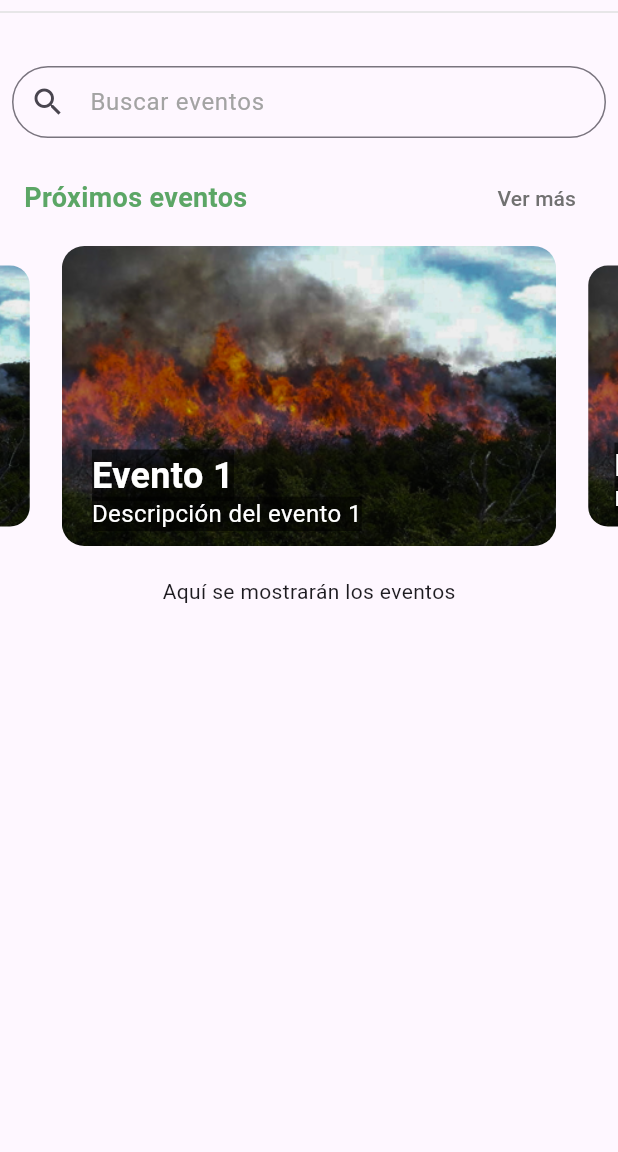
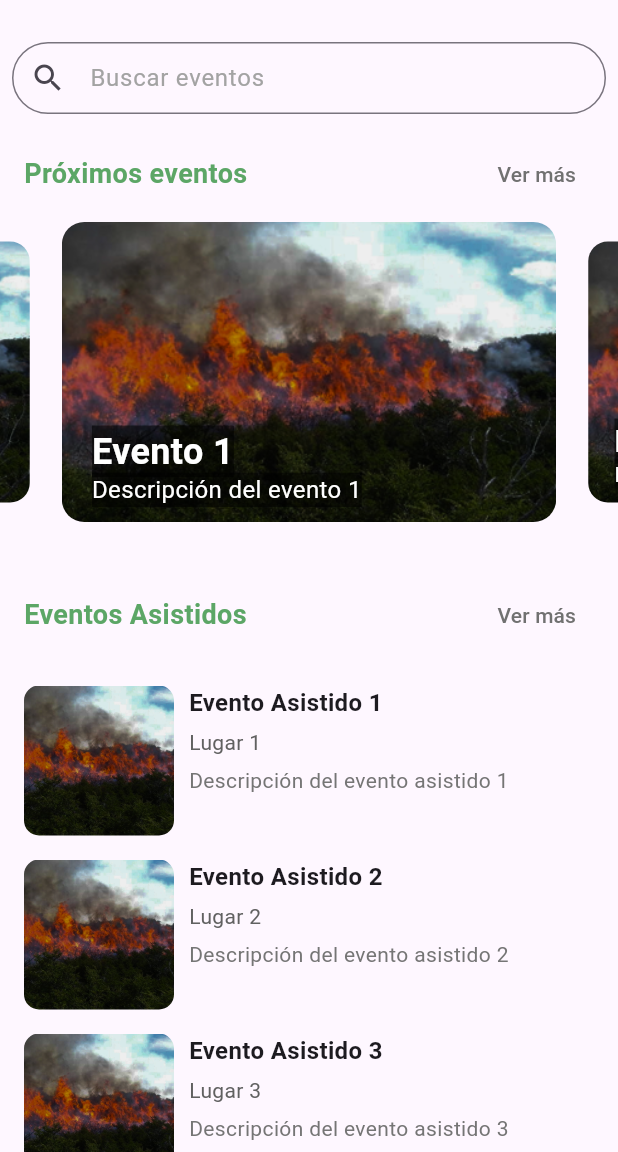
Before and after one commit to andresjuarez1/WiCare-by-Kiwi-Tech, a Flutter app: the VolunteerPage screen opened directly, on a phone screen of 412 x 824 dp, the part 84-1236 px from its top. Run offline on Flutter 3.47's test engine with Material 3 defaults, Android fonts, the light colour scheme and no system bars; drawn by our look-alikes of carousel_slider.

Commit message:
landing volunteer | changes and components added

```diff
--- /dev/null
+++ b/lib/landing/volunteer/components/attended_events_list.dart
@@ -0,0 +1,99 @@
+import 'package:flutter/material.dart';
+
+class AttendedEventsList extends StatelessWidget {
+  final List<Map<String, String>> attendedEvents;
+
+  AttendedEventsList({required this.attendedEvents});
+
+  @override
+  Widget build(BuildContext context) {
+    return Column(
+      children: [
+        SizedBox(height: 18.0),
+        Padding(
+          padding: const EdgeInsets.symmetric(horizontal: 16.0),
+          child: Row(
+            mainAxisAlignment: MainAxisAlignment.spaceBetween,
+            children: [
+              Text(
+                'Eventos Asistidos',
+                style: TextStyle(
+                  fontSize: 18,
+                  fontWeight: FontWeight.bold,
+                  color: Color(0xFF5CA666),
+                ),
+              ),
+              TextButton(
+                onPressed: () {
+                  // acción del botón ver más
+                },
+                child: Text(
+                  'Ver más',
+                  style: TextStyle(fontSize: 14, color: Color(0xFF717171)),
+                ),
+              ),
+            ],
+          ),
+        ),
+        SizedBox(height: 15.0),
+        ListView.builder(
+          physics: NeverScrollableScrollPhysics(),
+          shrinkWrap: true,
+          itemCount: attendedEvents.length,
+          itemBuilder: (BuildContext context, int index) {
+            final event = attendedEvents[index];
+            return Padding(
+              padding:
+                  const EdgeInsets.symmetric(horizontal: 16.0, vertical: 8.0),
+              child: Row(
+                crossAxisAlignment: CrossAxisAlignment.start,
+                children: [
+                  ClipRRect(
+                    borderRadius: BorderRadius.circular(10.0),
+                    child: Image.asset(
+                      event['image']!,
+                      width: 100,
+                      height: 100,
+                      fit: BoxFit.cover,
+                    ),
+                  ),
+                  SizedBox(width: 10.0),
+                  Expanded(
+                    child: Column(
+                      crossAxisAlignment: CrossAxisAlignment.start,
+                      children: [
+                        Text(
+                          event['title']!,
+                          style: TextStyle(
+                            fontSize: 16.0,
+                            fontWeight: FontWeight.bold,
+                          ),
+                        ),
+                        SizedBox(height: 5.0),
+                        Text(
+                          event['location']!,
+                          style: TextStyle(
+                            fontSize: 14.0,
+                            color: Colors.grey[700],
+                          ),
+                        ),
+                        SizedBox(height: 5.0),
+                        Text(
+                          event['description']!,
+                          style: TextStyle(
+                            fontSize: 14.0,
+                            color: Colors.grey[600],
+                          ),
+                        ),
+                      ],
+                    ),
+                  ),
+                ],
+              ),
+            );
+          },
+        ),
+      ],
+    );
+  }
+}
--- /dev/null
+++ b/lib/landing/volunteer/components/custom_drawer.dart
@@ -0,0 +1,54 @@
+import 'package:flutter/material.dart';
+import '../../../login/login_page.dart';
+
+class CustomDrawer extends StatelessWidget {
+  @override
+  Widget build(BuildContext context) {
+    return Drawer(
+      child: Container(
+        color: Color(0xFFD3FFD4),
+        child: ListView(
+          padding: EdgeInsets.zero,
+          children: [
+            SizedBox(height: 60.0),
+            Container(
+              color: Color(0xFFD3FFD4),
+              padding: EdgeInsets.all(16.0),
+              child: Align(
+                alignment: Alignment.center,
+                child: Image.asset(
+                  'assets/wicare-logo-inicio.png',
+                  width: 150,
+                ),
+              ),
+            ),
+            ListTile(
+              leading: Icon(Icons.home),
+              title: Text('Inicio'),
+              onTap: () {
+                Navigator.pop(context);
+              },
+            ),
+            ListTile(
+              leading: Icon(Icons.settings),
+              title: Text('Configuración'),
+              onTap: () {
+                Navigator.pop(context);
+              },
+            ),
+            ListTile(
+              leading: Icon(Icons.logout),
+              title: Text('Cerrar sesión'),
+              onTap: () {
+                Navigator.pushReplacement(
+                  context,
+                  MaterialPageRoute(builder: (context) => LoginPage()),
+                );
+              },
+            ),
+          ],
+        ),
+      ),
+    );
+  }
+}
--- /dev/null
+++ b/lib/landing/volunteer/components/navbar.dart
@@ -0,0 +1,56 @@
+import 'package:flutter/material.dart';
+
+class Navbar extends StatelessWidget implements PreferredSizeWidget {
+  @override
+  Size get preferredSize => Size.fromHeight(kToolbarHeight);
+
+  @override
+  Widget build(BuildContext context) {
+    return AppBar(
+      backgroundColor: Color(0xFFFFFFFF),
+      leading: Builder(
+        builder: (context) {
+          return IconButton(
+            icon: Container(
+              decoration: BoxDecoration(
+                color: Color(0xFF5CA666),
+                borderRadius: BorderRadius.circular(10.0),
+              ),
+              padding: EdgeInsets.all(8.0),
+              child: Icon(Icons.menu, color: Colors.white),
+            ),
+            onPressed: () {
+              Scaffold.of(context).openDrawer();
+            },
+          );
+        },
+      ),
+      title: Text(
+        'Bienvenido, usuario',
+        style: TextStyle(color: Colors.black, fontSize: 18),
+      ),
+      centerTitle: true,
+      actions: [
+        Padding(
+          padding: const EdgeInsets.only(right: 16.0),
+          child: ClipOval(
+            child: Material(
+              color: Colors.transparent,
+              child: InkWell(
+                onTap: () {
+                  // botón a la página de perfil
+                },
+                child: Image.asset(
+                  'assets/perfil_volunteer.jpg',
+                  width: 35.0,
+                  height: 35.0,
+                  fit: BoxFit.cover,
+                ),
+              ),
+            ),
+          ),
+        ),
+      ],
+    );
+  }
+}
--- /dev/null
+++ b/lib/landing/volunteer/components/search_events.dart
@@ -0,0 +1,26 @@
+import 'package:flutter/material.dart';
+
+class SearchEvents extends StatelessWidget {
+  final Function(String) onChanged;
+
+  SearchEvents({required this.onChanged});
+
+  @override
+  Widget build(BuildContext context) {
+    return Padding(
+      padding: const EdgeInsets.all(8.0),
+      child: TextField(
+        decoration: InputDecoration(
+          labelText: 'Buscar eventos',
+          border: OutlineInputBorder(
+            borderRadius: BorderRadius.circular(25.0),
+          ),
+          prefixIcon: Icon(Icons.search),
+          contentPadding: EdgeInsets.symmetric(vertical: 10.0, horizontal: 16.0),
+          labelStyle: TextStyle(color: Color(0xFFA3A3A3)),
+        ),
+        onChanged: onChanged,
+      ),
+    );
+  }
+}
--- /dev/null
+++ b/lib/landing/volunteer/components/upcoming_events_carousel.dart
@@ -0,0 +1,98 @@
+import 'package:flutter/material.dart';
+import 'package:carousel_slider/carousel_slider.dart';
+// import 'noticia.dart';
+
+class UpcomingEventsCarousel extends StatelessWidget {
+  final List<Map<String, String>> imgList;
+  final Function(BuildContext, String) navigateToEvent;
+
+  UpcomingEventsCarousel({required this.imgList, required this.navigateToEvent});
+
+  @override
+  Widget build(BuildContext context) {
+    return Column(
+      children: [
+        Padding(
+          padding: const EdgeInsets.symmetric(horizontal: 16.0, vertical: 8.0),
+          child: Row(
+            mainAxisAlignment: MainAxisAlignment.spaceBetween,
+            children: [
+              Text(
+                'Próximos eventos',
+                style: TextStyle(
+                  fontSize: 18,
+                  fontWeight: FontWeight.bold,
+                  color: Color(0xFF5CA666),
+                ),
+              ),
+              TextButton(
+                onPressed: () {
+                  // acción del botón ver más
+                },
+                child: Text(
+                  'Ver más',
+                  style: TextStyle(fontSize: 14, color: Color(0xFF717171)),
+                ),
+              ),
+            ],
+          ),
+        ),
+        CarouselSlider(
+          options: CarouselOptions(
+            height: 200.0,
+            autoPlay: true,
+            enlargeCenterPage: true,
+          ),
+          items: imgList.map((item) {
+            return Builder(
+              builder: (BuildContext context) {
+                return InkWell(
+                  onTap: () {
+                    navigateToEvent(context, item['title']!);
+                  },
+                  child: Stack(
+                    children: [
+                      ClipRRect(
+                        borderRadius: BorderRadius.circular(15.0),
+                        child: Image.asset(
+                          item['image']!,
+                          fit: BoxFit.cover,
+                          width: 1000,
+                        ),
+                      ),
+                      Positioned(
+                        bottom: 30.0,
+                        left: 20.0,
+                        child: Text(
+                          item['title']!,
+                          style: TextStyle(
+                            color: Colors.white,
+                            fontSize: 24.0,
+                            fontWeight: FontWeight.bold,
+                            backgroundColor: Colors.black54,
+                          ),
+                        ),
+                      ),
+                      Positioned(
+                        bottom: 10.0,
+                        left: 20.0,
+                        child: Text(
+                          item['subtitle']!,
+                          style: TextStyle(
+                            color: Colors.white,
+                            fontSize: 16.0,
+                            backgroundColor: Colors.black54,
+                          ),
+                        ),
+                      ),
+                    ],
+                  ),
+                );
+              },
+            );
+          }).toList(),
+        ),
+      ],
+    );
+  }
+}
--- a/lib/landing/volunteer/main_volunteer.dart
+++ b/lib/landing/volunteer/main_volunteer.dart
@@ -1,6 +1,9 @@
 import 'package:flutter/material.dart';
-import 'package:carousel_slider/carousel_slider.dart';
-import '../../login/login_page.dart';
+import 'components/navbar.dart';
+import './components/custom_drawer.dart';
+import './components/search_events.dart';
+import './components/upcoming_events_carousel.dart';
+import './components/attended_events_list.dart';
 import 'noticia.dart';
 
 class VolunteerPage extends StatelessWidget {
@@ -22,6 +25,27 @@ class VolunteerPage extends StatelessWidget {
     },
   ];
 
+  final List<Map<String, String>> attendedEvents = [
+    {
+      'image': 'assets/carrusel-image1.png',
+      'title': 'Evento Asistido 1',
+      'location': 'Lugar 1',
+      'description': 'Descripción del evento asistido 1'
+    },
+    {
+      'image': 'assets/carrusel-image1.png',
+      'title': 'Evento Asistido 2',
+      'location': 'Lugar 2',
+      'description': 'Descripción del evento asistido 2'
+    },
+    {
+      'image': 'assets/carrusel-image1.png',
+      'title': 'Evento Asistido 3',
+      'location': 'Lugar 3',
+      'description': 'Descripción del evento asistido 3'
+    },
+  ];
+
   void _navigateToEvent(BuildContext context, String title) {
     Navigator.push(
       context,
@@ -34,204 +58,24 @@ class VolunteerPage extends StatelessWidget {
   @override
   Widget build(BuildContext context) {
     return Scaffold(
-      appBar: AppBar(
-        backgroundColor: Color(0xFFFFFFFF),
-        leading: Builder(
-          builder: (context) {
-            return IconButton(
-              icon: Container(
-                decoration: BoxDecoration(
-                  color: Color(0xFF5CA666),
-                  borderRadius: BorderRadius.circular(10.0),
-                ),
-                padding: EdgeInsets.all(8.0),
-                child: Icon(Icons.menu, color: Colors.white),
-              ),
-              onPressed: () {
-                Scaffold.of(context).openDrawer();
-              },
-            );
-          },
-        ),
-        title: Text(
-          'Bienvenido, usuario',
-          style: TextStyle(color: Colors.black, fontSize: 18),
-        ),
-        centerTitle: true,
-        actions: [
-          Padding(
-            padding: const EdgeInsets.only(right: 16.0),
-            child: ClipOval(
-              child: Material(
-                color: Colors.transparent,
-                child: InkWell(
-                  onTap: () {
-                    // botón a la página de perfil
-                  },
-                  child: Image.asset(
-                    'assets/perfil_volunteer.jpg',
-                    width: 35.0,
-                    height: 35.0,
-                    fit: BoxFit.cover,
-                  ),
-                ),
-              ),
-            ),
-          ),
-        ],
-      ),
-      drawer: Drawer(
-        child: Container(
-          color: Color(0xFFD3FFD4),
-          child: ListView(
-            padding: EdgeInsets.zero,
-            children: [
-              SizedBox(height: 60.0),
-              Container(
-                color: Color(0xFFD3FFD4),
-                padding: EdgeInsets.all(16.0),
-                child: Align(
-                  alignment: Alignment.center,
-                  child: Image.asset(
-                    'assets/wicare-logo-inicio.png',
-                    width: 150,
-                  ),
-                ),
-              ),
-              ListTile(
-                leading: Icon(Icons.home),
-                title: Text('Inicio'),
-                onTap: () {
-                  Navigator.pop(context);
-                },
-              ),
-              ListTile(
-                leading: Icon(Icons.settings),
-                title: Text('Configuración'),
-                onTap: () {
-                  Navigator.pop(context);
-                },
-              ),
-              ListTile(
-                leading: Icon(Icons.logout),
-                title: Text('Cerrar sesión'),
-                onTap: () {
-                  Navigator.pushReplacement(
-                    context,
-                    MaterialPageRoute(builder: (context) => LoginPage()),
-                  );
-                },
-              ),
-            ],
-          ),
-        ),
-      ),
+      appBar: Navbar(),
+      drawer: CustomDrawer(),
       body: SingleChildScrollView(
         child: Column(
           children: [
-            Divider(
-              color: Colors.grey[300],
-              thickness: 1.0,
+            SizedBox(height: 20),
+            SearchEvents(
+              onChanged: (value) {
+                // acción al cambiar el texto del campo de búsqueda
+              },
+            ),
+            UpcomingEventsCarousel(
+              imgList: imgList,
+              navigateToEvent: _navigateToEvent,
             ),
             SizedBox(height: 20),
-            Padding(
-              padding: const EdgeInsets.all(8.0),
-              child: TextField(
-                decoration: InputDecoration(
-                  labelText: 'Buscar eventos',
-                  border: OutlineInputBorder(
-                    borderRadius: BorderRadius.circular(25.0),
-                  ),
-                  prefixIcon: Icon(Icons.search),
-                  contentPadding:
-                      EdgeInsets.symmetric(vertical: 10.0, horizontal: 16.0),
-                  labelStyle: TextStyle(color: Color(0xFFA3A3A3)),
-                ),
-                onChanged: (value) {
-                  // acción al cambiar el texto del campo de búsqueda
-                },
-              ),
-            ),
-            Padding(
-              padding:
-                  const EdgeInsets.symmetric(horizontal: 16.0, vertical: 8.0),
-              child: Row(
-                mainAxisAlignment: MainAxisAlignment.spaceBetween,
-                children: [
-                  Text(
-                    'Próximos eventos',
-                    style: TextStyle(
-                      fontSize: 18,
-                      fontWeight: FontWeight.bold,
-                      color: Color(0xFF5CA666),
-                    ),
-                  ),
-                  TextButton(
-                    onPressed: () {
-                      // acción del botón ver más
-                    },
-                    child: Text(
-                      'Ver más',
-                      style: TextStyle(fontSize: 14, color: Color(0xFF717171)),
-                    ),
-                  ),
-                ],
-              ),
-            ),
-            CarouselSlider(
-              options: CarouselOptions(
-                height: 200.0,
-                autoPlay: true,
-                enlargeCenterPage: true,
-              ),
-              items: imgList.map((item) {
-                return Builder(
-                  builder: (BuildContext context) {
-                    return InkWell(
-                      onTap: () {
-                        _navigateToEvent(context, item['title']!);
-                      },
-                      child: Stack(
-                        children: [
-                          ClipRRect(
-                            borderRadius: BorderRadius.circular(15.0),
-                            child: Image.asset(
-                              item['image']!,
-                              fit: BoxFit.cover,
-                              width: 1000,
-                            ),
-                          ),
-                          Positioned(
-                            bottom: 30.0,
-                            left: 20.0,
-                            child: Text(
-                              item['title']!,
-                              style: TextStyle(
-                                color: Colors.white,
-                                fontSize: 24.0,
-                                fontWeight: FontWeight.bold,
-                                backgroundColor: Colors.black54,
-                              ),
-                            ),
-                          ),
-                          Positioned(
-                            bottom: 10.0,
-                            left: 20.0,
-                            child: Text(
-                              item['subtitle']!,
-                              style: TextStyle(
-                                color: Colors.white,
-                                fontSize: 16.0,
-                                backgroundColor: Colors.black54,
-                              ),
-                            ),
-                          ),
-                        ],
-                      ),
-                    );
-                  },
-                );
-              }).toList(),
+            AttendedEventsList(
+              attendedEvents: attendedEvents,
             ),
             SizedBox(height: 20),
             Center(
--- a/lib/login/login_page.dart
+++ b/lib/login/login_page.dart
@@ -32,6 +32,7 @@ class LoginPage extends StatelessWidget {
       body: Padding(
         padding: EdgeInsets.all(20.0),
         child: Center(
+          child: SingleChildScrollView(
             child: Form(
               key: _formKey,
               child: Column(
@@ -140,6 +141,7 @@ class LoginPage extends StatelessWidget {
             ),
           ),
         ),
+      ),
     );
   }
 }
```
Lines whose indentation alone changed are shown as unchanged.
